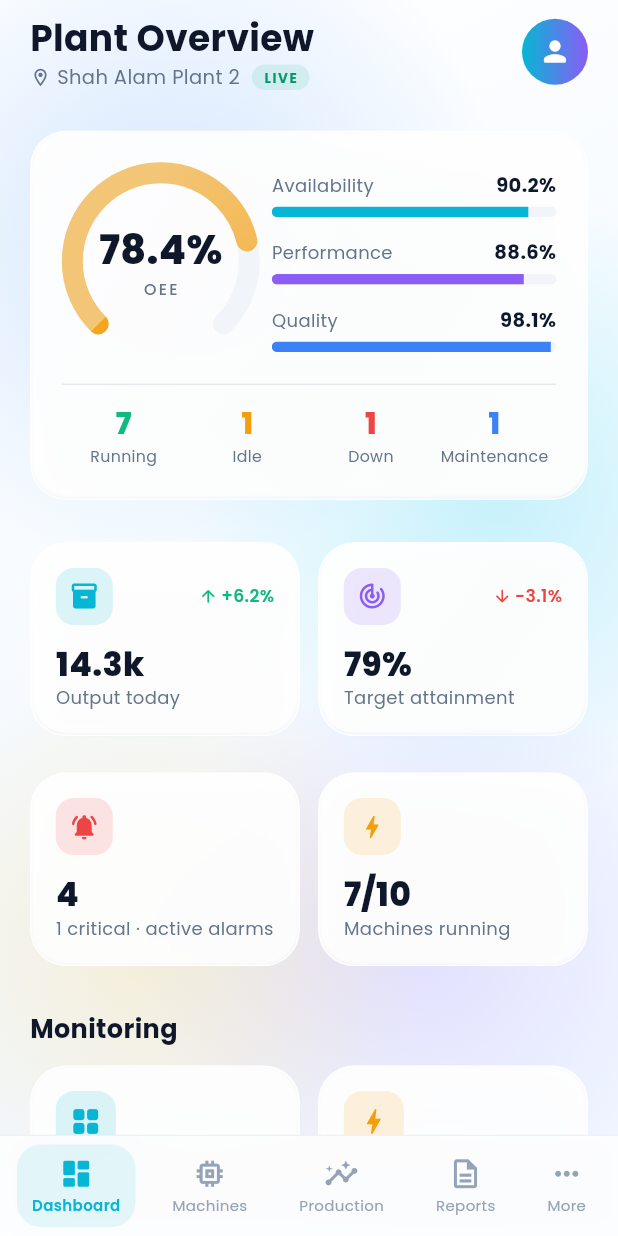
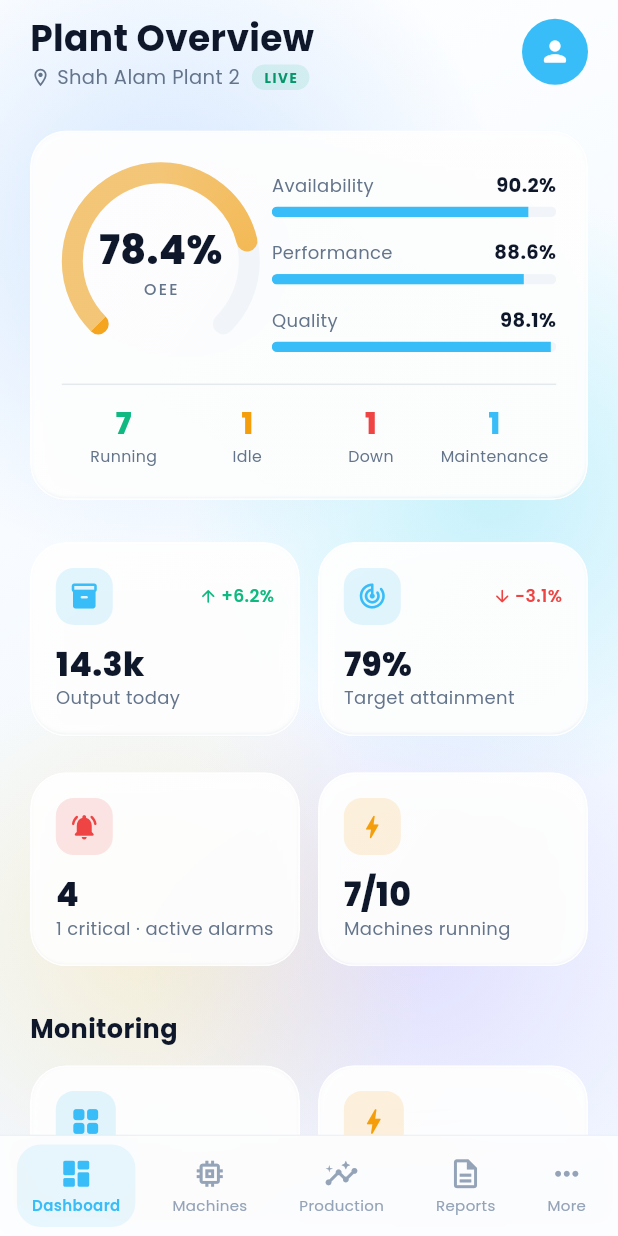
Before and after one commit to kautsarbaiq/Industrial-IoT-app, a Flutter app: the ShellScreen screen opened by its route, on a phone screen of 412 x 824 dp. Run offline on Flutter 3.47's test engine with Material 3 defaults, Android fonts, the phone set to English and light mode, and no system bars; our stand-ins replace fl_chart, flutter_staggered_animations, google_fonts.

Commit message:
Refactor brand colors to unify accents under a single light blue for consistency

```diff
--- a/lib/theme/app_theme.dart
+++ b/lib/theme/app_theme.dart
@@ -7,10 +7,18 @@ import 'package:flutter/material.dart';
 class AppColors {
   AppColors._();
 
-  // Brand accents
-  static const Color cyan = Color(0xFF06B6D4);
-  static const Color purple = Color(0xFF8B5CF6);
-  static const Color blue = Color(0xFF3B82F6);
+  // Single brand colour — light blue ("biru muda"). One flat colour, no gradients.
+  static const Color brand = Color(0xFF38BDF8); // sky-400 light blue
+  static const Color brandDeep = Color(0xFF0EA5E9); // slightly deeper, for text-on-fill
+
+  // Brand accents now all resolve to the single light blue, so any existing
+  // two-stop "gradient" (e.g. [cyan, purple]) collapses to a flat light blue.
+  static const Color cyan = brand;
+  static const Color purple = brand;
+  static const Color blue = brand;
+
+  // Semantic status colours — kept so machine state stays readable
+  // (running / idle / down / maintenance / alarm severity).
   static const Color amber = Color(0xFFF59E0B);
   static const Color green = Color(0xFF10B981);
   static const Color red = Color(0xFFEF4444);
```
